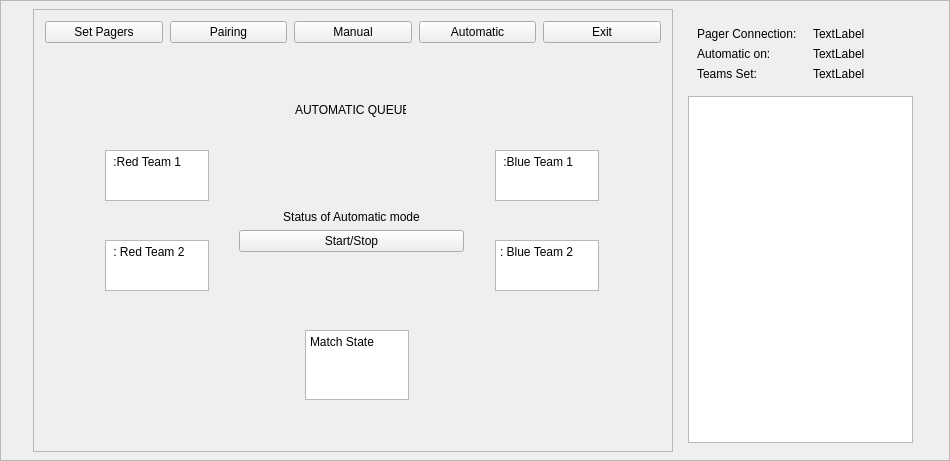
Old version of the form App/PCUI.ui in the repository BotPager/pc-software.
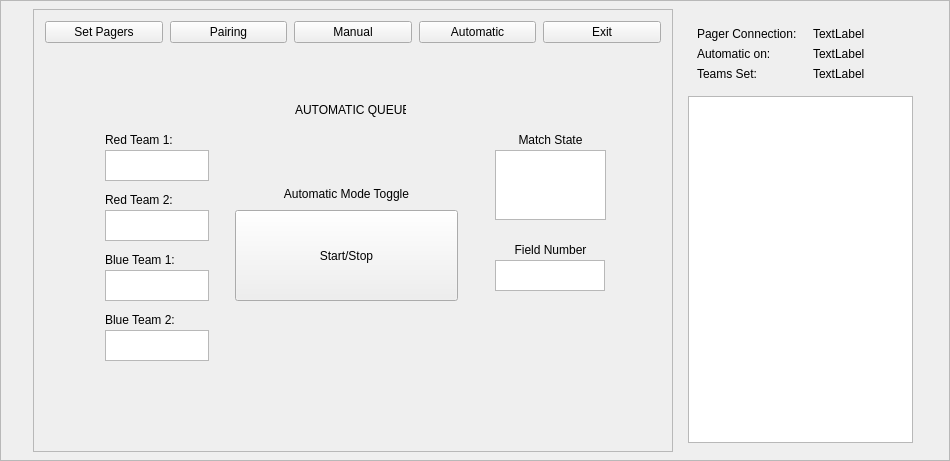
New version of the form.

Commit message: moved automatic mode layout around, messages to errorBox, capitalizations

```diff
--- a/App/PCUI.ui
+++ b/App/PCUI.ui
@@ -800,41 +800,12 @@
             </widget>
            </widget>
            <widget class="QWidget" name="Automatic">
-            <widget class="QWidget" name="formLayoutWidget">
-             <property name="geometry">
-              <rect>
-               <x>188</x>
-               <y>160</y>
-               <width>231</width>
-               <height>80</height>
-              </rect>
-             </property>
-             <layout class="QFormLayout" name="formLayout">
-              <item row="1" column="1">
-               <widget class="QLabel" name="label_3">
-                <property name="text">
-                 <string>Status of Automatic mode</string>
-                </property>
-                <property name="alignment">
-                 <set>Qt::AlignmentFlag::AlignCenter</set>
-                </property>
-               </widget>
-              </item>
-              <item row="2" column="1">
-               <widget class="QPushButton" name="pushButton">
-                <property name="text">
-                 <string>Start/Stop</string>
-                </property>
-               </widget>
-              </item>
-             </layout>
-            </widget>
             <widget class="QTextEdit" name="matchStateText">
              <property name="geometry">
               <rect>
-               <x>260</x>
-               <y>280</y>
-               <width>104</width>
+               <x>450</x>
+               <y>100</y>
+               <width>111</width>
                <height>70</height>
               </rect>
              </property>
@@ -846,7 +817,10 @@
 li.unchecked::marker { content: &quot;\2610&quot;; }
 li.checked::marker { content: &quot;\2612&quot;; }
 &lt;/style&gt;&lt;/head&gt;&lt;body style=&quot; font-family:'Segoe UI'; font-size:9pt; font-weight:400; font-style:normal;&quot;&gt;
-&lt;p style=&quot; margin-top:0px; margin-bottom:0px; margin-left:0px; margin-right:0px; -qt-block-indent:0; text-indent:0px;&quot;&gt;Match State&lt;/p&gt;&lt;/body&gt;&lt;/html&gt;</string>
+&lt;p style=&quot;-qt-paragraph-type:empty; margin-top:0px; margin-bottom:0px; margin-left:0px; margin-right:0px; -qt-block-indent:0; text-indent:0px;&quot;&gt;&lt;br /&gt;&lt;/p&gt;&lt;/body&gt;&lt;/html&gt;</string>
+             </property>
+             <property name="overwriteMode">
+              <bool>true</bool>
              </property>
             </widget>
             <widget class="QLabel" name="Title_2">
@@ -865,10 +839,10 @@
             <widget class="QTextEdit" name="blueTeam2Text">
              <property name="geometry">
               <rect>
-               <x>450</x>
-               <y>190</y>
+               <x>60</x>
+               <y>280</y>
                <width>104</width>
-               <height>51</height>
+               <height>31</height>
               </rect>
              </property>
              <property name="html">
@@ -879,7 +853,10 @@
 li.unchecked::marker { content: &quot;\2610&quot;; }
 li.checked::marker { content: &quot;\2612&quot;; }
 &lt;/style&gt;&lt;/head&gt;&lt;body style=&quot; font-family:'Segoe UI'; font-size:9pt; font-weight:400; font-style:normal;&quot;&gt;
-&lt;p style=&quot; margin-top:0px; margin-bottom:0px; margin-left:0px; margin-right:0px; -qt-block-indent:0; text-indent:0px;&quot;&gt;: Blue Team 2&lt;/p&gt;&lt;/body&gt;&lt;/html&gt;</string>
+&lt;p style=&quot;-qt-paragraph-type:empty; margin-top:0px; margin-bottom:0px; margin-left:0px; margin-right:0px; -qt-block-indent:0; text-indent:0px;&quot;&gt;&lt;br /&gt;&lt;/p&gt;&lt;/body&gt;&lt;/html&gt;</string>
+             </property>
+             <property name="overwriteMode">
+              <bool>true</bool>
              </property>
             </widget>
             <widget class="QTextEdit" name="redTeam1Text">
@@ -888,7 +865,7 @@
                <x>60</x>
                <y>100</y>
                <width>104</width>
-               <height>51</height>
+               <height>31</height>
               </rect>
              </property>
              <property name="html">
@@ -899,16 +876,19 @@
 li.unchecked::marker { content: &quot;\2610&quot;; }
 li.checked::marker { content: &quot;\2612&quot;; }
 &lt;/style&gt;&lt;/head&gt;&lt;body style=&quot; font-family:'Segoe UI'; font-size:9pt; font-weight:400; font-style:normal;&quot;&gt;
-&lt;p style=&quot; margin-top:0px; margin-bottom:0px; margin-left:0px; margin-right:0px; -qt-block-indent:0; text-indent:0px;&quot;&gt; :Red Team 1&lt;/p&gt;&lt;/body&gt;&lt;/html&gt;</string>
+&lt;p style=&quot;-qt-paragraph-type:empty; margin-top:0px; margin-bottom:0px; margin-left:0px; margin-right:0px; -qt-block-indent:0; text-indent:0px;&quot;&gt;&lt;br /&gt;&lt;/p&gt;&lt;/body&gt;&lt;/html&gt;</string>
+             </property>
+             <property name="overwriteMode">
+              <bool>true</bool>
              </property>
             </widget>
             <widget class="QTextEdit" name="redTeam2Text">
              <property name="geometry">
               <rect>
                <x>60</x>
-               <y>190</y>
+               <y>160</y>
                <width>104</width>
-               <height>51</height>
+               <height>31</height>
               </rect>
              </property>
              <property name="html">
@@ -919,16 +899,19 @@
 li.unchecked::marker { content: &quot;\2610&quot;; }
 li.checked::marker { content: &quot;\2612&quot;; }
 &lt;/style&gt;&lt;/head&gt;&lt;body style=&quot; font-family:'Segoe UI'; font-size:9pt; font-weight:400; font-style:normal;&quot;&gt;
-&lt;p style=&quot; margin-top:0px; margin-bottom:0px; margin-left:0px; margin-right:0px; -qt-block-indent:0; text-indent:0px;&quot;&gt; : Red Team 2&lt;/p&gt;&lt;/body&gt;&lt;/html&gt;</string>
+&lt;p style=&quot;-qt-paragraph-type:empty; margin-top:0px; margin-bottom:0px; margin-left:0px; margin-right:0px; -qt-block-indent:0; text-indent:0px;&quot;&gt;&lt;br /&gt;&lt;/p&gt;&lt;/body&gt;&lt;/html&gt;</string>
+             </property>
+             <property name="overwriteMode">
+              <bool>true</bool>
              </property>
             </widget>
             <widget class="QTextEdit" name="blueTeam1Text">
              <property name="geometry">
               <rect>
-               <x>450</x>
-               <y>100</y>
+               <x>60</x>
+               <y>220</y>
                <width>104</width>
-               <height>51</height>
+               <height>31</height>
               </rect>
              </property>
              <property name="html">
@@ -939,7 +922,146 @@
 li.unchecked::marker { content: &quot;\2610&quot;; }
 li.checked::marker { content: &quot;\2612&quot;; }
 &lt;/style&gt;&lt;/head&gt;&lt;body style=&quot; font-family:'Segoe UI'; font-size:9pt; font-weight:400; font-style:normal;&quot;&gt;
-&lt;p style=&quot; margin-top:0px; margin-bottom:0px; margin-left:0px; margin-right:0px; -qt-block-indent:0; text-indent:0px;&quot;&gt; :Blue Team 1&lt;/p&gt;&lt;/body&gt;&lt;/html&gt;</string>
+&lt;p style=&quot;-qt-paragraph-type:empty; margin-top:0px; margin-bottom:0px; margin-left:0px; margin-right:0px; -qt-block-indent:0; text-indent:0px;&quot;&gt;&lt;br /&gt;&lt;/p&gt;&lt;/body&gt;&lt;/html&gt;</string>
+             </property>
+             <property name="overwriteMode">
+              <bool>true</bool>
+             </property>
+            </widget>
+            <widget class="QLabel" name="Title_3">
+             <property name="geometry">
+              <rect>
+               <x>60</x>
+               <y>80</y>
+               <width>111</width>
+               <height>20</height>
+              </rect>
+             </property>
+             <property name="text">
+              <string>Red Team 1:</string>
+             </property>
+            </widget>
+            <widget class="QLabel" name="Title_4">
+             <property name="geometry">
+              <rect>
+               <x>60</x>
+               <y>140</y>
+               <width>111</width>
+               <height>20</height>
+              </rect>
+             </property>
+             <property name="text">
+              <string>Red Team 2:</string>
+             </property>
+            </widget>
+            <widget class="QLabel" name="Title_5">
+             <property name="geometry">
+              <rect>
+               <x>60</x>
+               <y>200</y>
+               <width>111</width>
+               <height>20</height>
+              </rect>
+             </property>
+             <property name="text">
+              <string>Blue Team 1:</string>
+             </property>
+            </widget>
+            <widget class="QLabel" name="Title_6">
+             <property name="geometry">
+              <rect>
+               <x>60</x>
+               <y>260</y>
+               <width>111</width>
+               <height>20</height>
+              </rect>
+             </property>
+             <property name="text">
+              <string>Blue Team 2:</string>
+             </property>
+            </widget>
+            <widget class="QLabel" name="Title_7">
+             <property name="geometry">
+              <rect>
+               <x>450</x>
+               <y>80</y>
+               <width>111</width>
+               <height>20</height>
+              </rect>
+             </property>
+             <property name="text">
+              <string>Match State</string>
+             </property>
+             <property name="alignment">
+              <set>Qt::AlignmentFlag::AlignCenter</set>
+             </property>
+            </widget>
+            <widget class="QPushButton" name="pushButton">
+             <property name="geometry">
+              <rect>
+               <x>190</x>
+               <y>160</y>
+               <width>223</width>
+               <height>91</height>
+              </rect>
+             </property>
+             <property name="text">
+              <string>Start/Stop</string>
+             </property>
+            </widget>
+            <widget class="QLabel" name="label_3">
+             <property name="geometry">
+              <rect>
+               <x>190</x>
+               <y>133</y>
+               <width>223</width>
+               <height>21</height>
+              </rect>
+             </property>
+             <property name="text">
+              <string>Automatic Mode Toggle</string>
+             </property>
+             <property name="alignment">
+              <set>Qt::AlignmentFlag::AlignCenter</set>
+             </property>
+            </widget>
+            <widget class="QTextEdit" name="fieldNumText">
+             <property name="geometry">
+              <rect>
+               <x>450</x>
+               <y>210</y>
+               <width>110</width>
+               <height>31</height>
+              </rect>
+             </property>
+             <property name="html">
+              <string>&lt;!DOCTYPE HTML PUBLIC &quot;-//W3C//DTD HTML 4.0//EN&quot; &quot;http://www.w3.org/TR/REC-html40/strict.dtd&quot;&gt;
+&lt;html&gt;&lt;head&gt;&lt;meta name=&quot;qrichtext&quot; content=&quot;1&quot; /&gt;&lt;meta charset=&quot;utf-8&quot; /&gt;&lt;style type=&quot;text/css&quot;&gt;
+p, li { white-space: pre-wrap; }
+hr { height: 1px; border-width: 0; }
+li.unchecked::marker { content: &quot;\2610&quot;; }
+li.checked::marker { content: &quot;\2612&quot;; }
+&lt;/style&gt;&lt;/head&gt;&lt;body style=&quot; font-family:'Segoe UI'; font-size:9pt; font-weight:400; font-style:normal;&quot;&gt;
+&lt;p style=&quot;-qt-paragraph-type:empty; margin-top:0px; margin-bottom:0px; margin-left:0px; margin-right:0px; -qt-block-indent:0; text-indent:0px;&quot;&gt;&lt;br /&gt;&lt;/p&gt;&lt;/body&gt;&lt;/html&gt;</string>
+             </property>
+             <property name="overwriteMode">
+              <bool>true</bool>
+             </property>
+            </widget>
+            <widget class="QLabel" name="Title_8">
+             <property name="geometry">
+              <rect>
+               <x>450</x>
+               <y>190</y>
+               <width>111</width>
+               <height>20</height>
+              </rect>
+             </property>
+             <property name="text">
+              <string>Field Number</string>
+             </property>
+             <property name="alignment">
+              <set>Qt::AlignmentFlag::AlignCenter</set>
              </property>
             </widget>
            </widget>
```
The commit also changes 2 other files.
